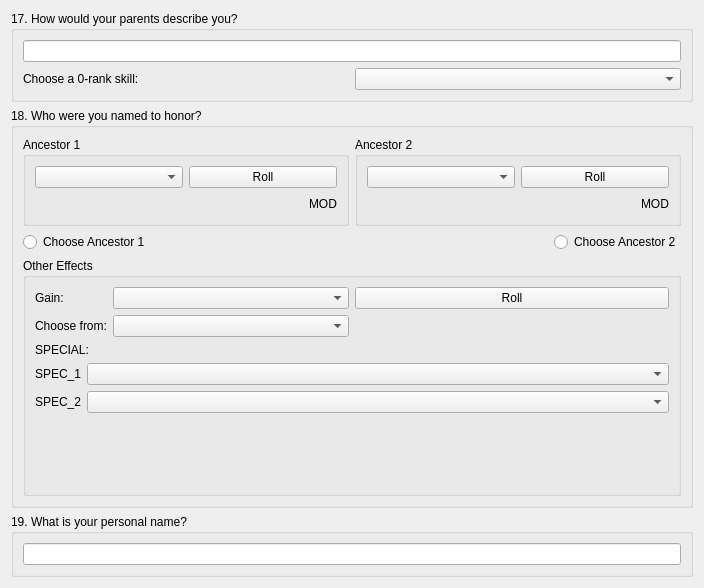
Before: the Qt Designer form ui/newcharwizardpage6.ui in dashnine/PaperBlossoms, drawn with Qt 5.
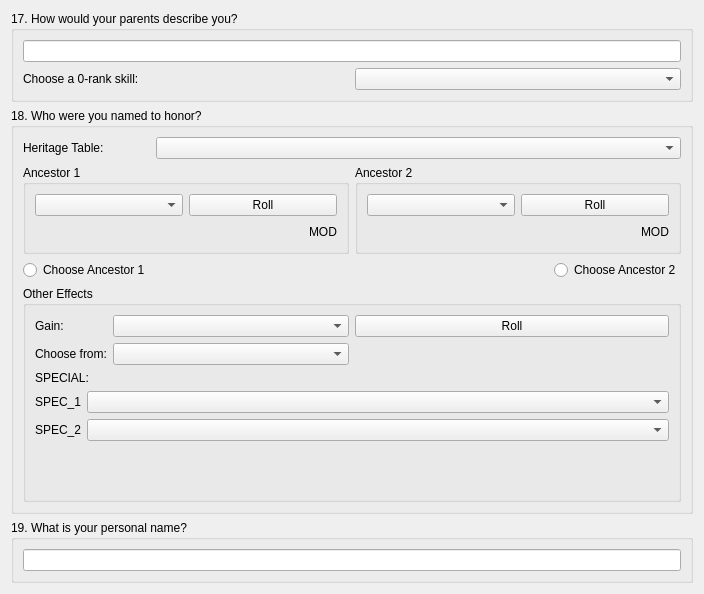
After: the same form once the commit is applied.

Commit message: Support use of indexes in heritage tables

Patch:
```diff
--- a/ui/newcharwizardpage6.ui
+++ b/ui/newcharwizardpage6.ui
@@ -7,7 +7,7 @@
     <x>0</x>
     <y>0</y>
     <width>704</width>
-    <height>588</height>
+    <height>594</height>
    </rect>
   </property>
   <property name="windowTitle">
@@ -54,7 +54,14 @@
       <string>18. Who were you named to honor?</string>
      </property>
      <layout class="QGridLayout" name="gridLayout_6">
-      <item row="0" column="2" colspan="2">
+      <item row="2" column="3">
+       <widget class="QRadioButton" name="nc6_q18_ancestor2_radioButton">
+        <property name="text">
+         <string>Choose Ancestor 2</string>
+        </property>
+       </widget>
+      </item>
+      <item row="1" column="2" colspan="2">
        <widget class="QGroupBox" name="nc6_q18_ancestor2_groupBox">
         <property name="title">
          <string>Ancestor 2</string>
@@ -97,23 +104,29 @@
         </layout>
        </widget>
       </item>
-      <item row="0" column="0" colspan="2">
+      <item row="2" column="2">
+       <spacer name="horizontalSpacer_4">
+        <property name="orientation">
+         <enum>Qt::Horizontal</enum>
+        </property>
+        <property name="sizeHint" stdset="0">
+         <size>
+          <width>207</width>
+          <height>20</height>
+         </size>
+        </property>
+       </spacer>
+      </item>
+      <item row="1" column="0" colspan="2">
        <widget class="QGroupBox" name="nc6_q18_ancestor1_groupBox">
         <property name="title">
          <string>Ancestor 1</string>
         </property>
         <layout class="QGridLayout" name="gridLayout">
-         <item row="0" column="0">
+         <item row="1" column="0">
           <widget class="QComboBox" name="nc6_q18_ancestor1_comboBox"/>
          </item>
-         <item row="0" column="1">
-          <widget class="QPushButton" name="nc6_q18_ancestor1_rollButton">
-           <property name="text">
-            <string>Roll</string>
-           </property>
-          </widget>
-         </item>
-         <item row="1" column="0" colspan="2">
+         <item row="2" column="0" colspan="2">
           <layout class="QHBoxLayout" name="horizontalLayout">
            <item>
             <spacer name="horizontalSpacer">
@@ -137,10 +150,37 @@
            </item>
           </layout>
          </item>
+         <item row="1" column="1">
+          <widget class="QPushButton" name="nc6_q18_ancestor1_rollButton">
+           <property name="text">
+            <string>Roll</string>
+           </property>
+          </widget>
+         </item>
         </layout>
        </widget>
       </item>
-      <item row="2" column="0" colspan="4">
+      <item row="2" column="0">
+       <widget class="QRadioButton" name="nc6_q18_ancestor1_radioButton">
+        <property name="text">
+         <string>Choose Ancestor 1</string>
+        </property>
+       </widget>
+      </item>
+      <item row="2" column="1">
+       <spacer name="horizontalSpacer_3">
+        <property name="orientation">
+         <enum>Qt::Horizontal</enum>
+        </property>
+        <property name="sizeHint" stdset="0">
+         <size>
+          <width>207</width>
+          <height>20</height>
+         </size>
+        </property>
+       </spacer>
+      </item>
+      <item row="3" column="0" colspan="4">
        <widget class="QGroupBox" name="groupBox_6">
         <property name="title">
          <string>Other Effects</string>
@@ -228,45 +268,15 @@
         </layout>
        </widget>
       </item>
-      <item row="1" column="1">
-       <spacer name="horizontalSpacer_3">
-        <property name="orientation">
-         <enum>Qt::Horizontal</enum>
-        </property>
-        <property name="sizeHint" stdset="0">
-         <size>
-          <width>207</width>
-          <height>20</height>
-         </size>
-        </property>
-       </spacer>
-      </item>
-      <item row="1" column="0">
-       <widget class="QRadioButton" name="nc6_q18_ancestor1_radioButton">
+      <item row="0" column="0">
+       <widget class="QLabel" name="label_2">
         <property name="text">
-         <string>Choose Ancestor 1</string>
+         <string>Heritage Table:</string>
         </property>
        </widget>
       </item>
-      <item row="1" column="2">
-       <spacer name="horizontalSpacer_4">
-        <property name="orientation">
-         <enum>Qt::Horizontal</enum>
-        </property>
-        <property name="sizeHint" stdset="0">
-         <size>
-          <width>207</width>
-          <height>20</height>
-         </size>
-        </property>
-       </spacer>
-      </item>
-      <item row="1" column="3">
-       <widget class="QRadioButton" name="nc6_q18_ancestor2_radioButton">
-        <property name="text">
-         <string>Choose Ancestor 2</string>
-        </property>
-       </widget>
+      <item row="0" column="1" colspan="3">
+       <widget class="QComboBox" name="heritagetable_comboBox"/>
       </item>
      </layout>
     </widget>
```
The commit also changes 4 other files.
